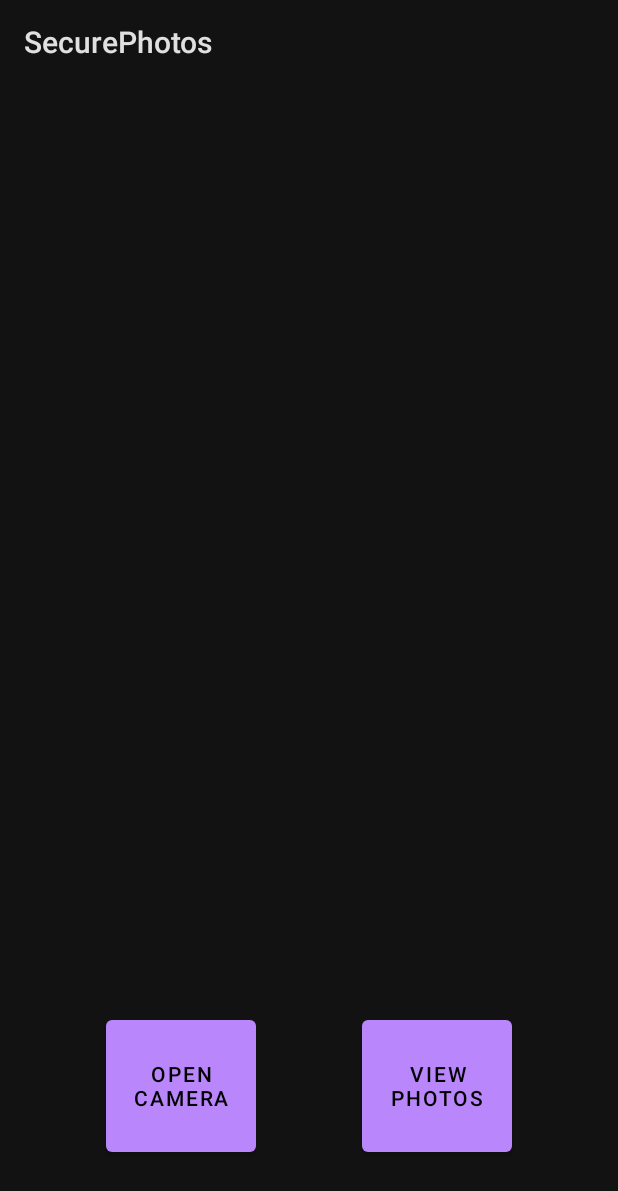
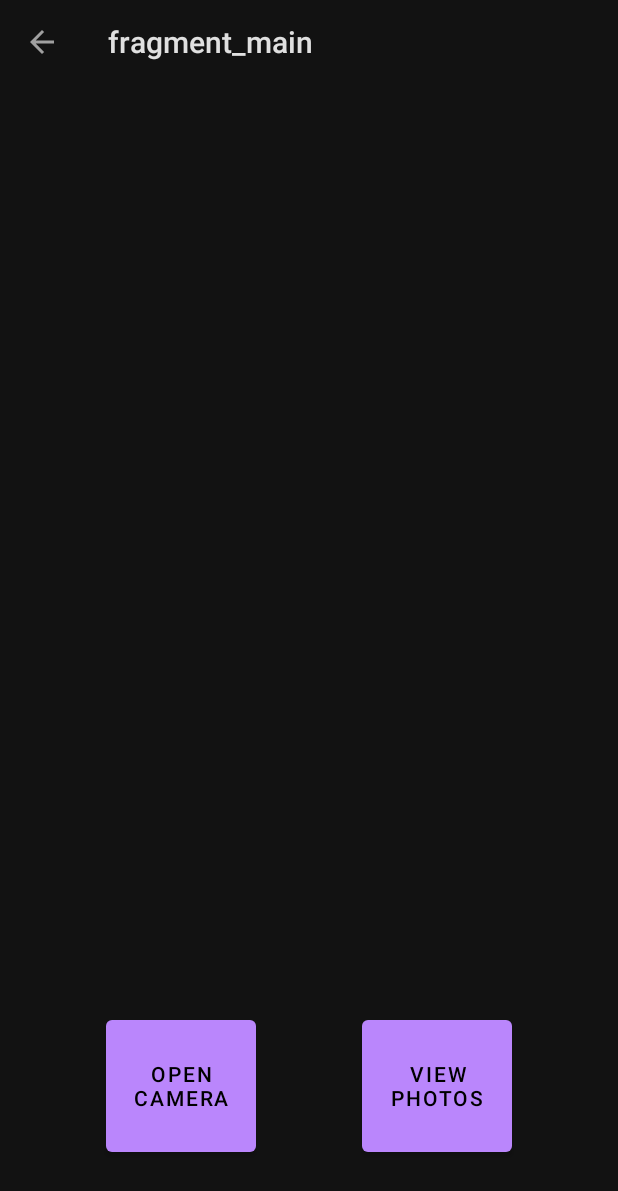
Before and after one commit to remiwaw/securecamera, an Android app: the MainFragment screen opened through its navigation route, on a phone screen of 412 x 824 dp. Shown: the top 1191 px of the screen. Run offline under Robolectric (Android 15) with nearby library versions, the phone set to English and light mode, and no system bars; our stand-ins replace Dagger/Hilt's generated code, navigation-ui, paging; libraries missing offline, so code that uses them is left out: androidx.hilt, androidx.hilt.lifecycle; 1 statement that could not run was skipped.

```diff
--- a/app/src/main/java/com/rwawrzyniak/securephotos/MainActivity.kt
+++ b/app/src/main/java/com/rwawrzyniak/securephotos/MainActivity.kt
@@ -4,23 +4,45 @@ import android.os.Bundle
 import android.os.PersistableBundle
 import androidx.appcompat.app.AppCompatActivity
 import androidx.navigation.NavController
-import androidx.navigation.NavDestination
+import androidx.navigation.findNavController
 import androidx.navigation.fragment.NavHostFragment
+import androidx.navigation.ui.AppBarConfiguration
+import androidx.navigation.ui.NavigationUI
+import androidx.navigation.ui.navigateUp
+import androidx.navigation.ui.setupActionBarWithNavController
 import dagger.hilt.android.AndroidEntryPoint
 import kotlinx.coroutines.ExperimentalCoroutinesApi
+
 
 @ExperimentalCoroutinesApi
 @AndroidEntryPoint
 class MainActivity : AppCompatActivity(R.layout.main_activity){
-	override fun onCreate(savedInstanceState: Bundle?, persistentState: PersistableBundle?) {
-		super.onCreate(savedInstanceState, persistentState)
+	private lateinit var appBarConfiguration: AppBarConfiguration
+
+	override fun onCreate(savedInstanceState: Bundle?) {
+		super.onCreate(savedInstanceState)
+		val navController = getNavController()
+		appBarConfiguration = AppBarConfiguration(navController.graph)
+		setupActionBarWithNavController(navController, appBarConfiguration)
+
 	}
 
 	override fun onResume() {
 		super.onResume()
-		val navHostFragment = supportFragmentManager.findFragmentById(R.id.nav_host_fragment) as NavHostFragment
+		val navController = getNavController()
+		navigateToAppCodeScreenIfNotAlreadyDisplayed(navController)
+	}
+
+	override fun onSupportNavigateUp(): Boolean {
+		return getNavController().navigateUp(appBarConfiguration)
+				|| super.onSupportNavigateUp()
+	}
+
+	private fun getNavController(): NavController {
+		val navHostFragment =
+			supportFragmentManager.findFragmentById(R.id.nav_host_fragment) as NavHostFragment
 		val navController = navHostFragment.navController
-		navigateToAppCodeScreenIfNotAlreadyDisplayed(navController)
+		return navController
 	}
 
 	private fun navigateToAppCodeScreenIfNotAlreadyDisplayed(navController: NavController) {
--- a/app/src/main/java/com/rwawrzyniak/securephotos/MainFragment.kt
+++ b/app/src/main/java/com/rwawrzyniak/securephotos/MainFragment.kt
@@ -4,13 +4,14 @@ import android.os.Bundle
 import android.view.View
 import androidx.fragment.app.Fragment
 import androidx.navigation.fragment.findNavController
+import com.rwawrzyniak.securephotos.core.android.BasicFragment
 import dagger.hilt.android.AndroidEntryPoint
 import kotlinx.android.synthetic.main.fragment_main.*
 import kotlinx.coroutines.ExperimentalCoroutinesApi
 
 @ExperimentalCoroutinesApi
 @AndroidEntryPoint
-class MainFragment : Fragment(R.layout.fragment_main) {
+class MainFragment : BasicFragment(R.layout.fragment_main) {
 
 	override fun onViewCreated(view: View, savedInstanceState: Bundle?) {
 		super.onViewCreated(view, savedInstanceState)
--- a/app/src/main/java/com/rwawrzyniak/securephotos/ui/main/appcode/AppCodeFragment.kt
+++ b/app/src/main/java/com/rwawrzyniak/securephotos/ui/main/appcode/AppCodeFragment.kt
@@ -2,11 +2,13 @@ package com.rwawrzyniak.securephotos.ui.main.appcode
 
 import android.os.Bundle
 import android.view.View
+import androidx.appcompat.app.AppCompatActivity
 import androidx.fragment.app.Fragment
 import androidx.fragment.app.viewModels
 import androidx.lifecycle.lifecycleScope
 import androidx.navigation.fragment.findNavController
 import com.rwawrzyniak.securephotos.R
+import com.rwawrzyniak.securephotos.core.android.BasicFragment
 import com.rwawrzyniak.securephotos.ui.main.appcode.AppCodeViewModel.AppCodeViewAction.SubmitButtonClicked
 import dagger.hilt.android.AndroidEntryPoint
 import kotlinx.android.synthetic.main.fragment_app_code.*
@@ -16,8 +18,17 @@ import kotlinx.coroutines.flow.onEach
 
 @ExperimentalCoroutinesApi
 @AndroidEntryPoint
-class AppCodeFragment : Fragment(R.layout.fragment_app_code) {
+class AppCodeFragment : BasicFragment(R.layout.fragment_app_code) {
 	private val viewModel: AppCodeViewModelImpl by viewModels()
+
+	override fun onResume() {
+		super.onResume()
+		hideBackButton()
+	}
+
+	private fun hideBackButton() {
+		(requireActivity() as AppCompatActivity).supportActionBar?.setDisplayHomeAsUpEnabled(false)
+	}
 
 	override fun onViewCreated(view: View, savedInstanceState: Bundle?) {
 		super.onViewCreated(view, savedInstanceState)
--- a/app/src/main/java/com/rwawrzyniak/securephotos/ui/main/previewphotos/ui/PreviewPhotosFragment.kt
+++ b/app/src/main/java/com/rwawrzyniak/securephotos/ui/main/previewphotos/ui/PreviewPhotosFragment.kt
@@ -14,6 +14,7 @@ import androidx.paging.LoadState
 import androidx.paging.PagingData
 import androidx.recyclerview.widget.StaggeredGridLayoutManager
 import com.rwawrzyniak.securephotos.R
+import com.rwawrzyniak.securephotos.core.android.BasicFragment
 import com.rwawrzyniak.securephotos.ui.main.permissions.PermissionFragment
 import com.rwawrzyniak.securephotos.ui.main.permissions.PermissionFragment.Companion.createAndCommitPermissionFragment
 import com.rwawrzyniak.securephotos.ui.main.previewphotos.datasource.mapper.ImageDto
@@ -24,7 +25,7 @@ import kotlinx.coroutines.flow.*
 
 @ExperimentalCoroutinesApi
 @AndroidEntryPoint
-class PreviewPhotosFragment constructor(private val imagesGridAdapter: ImagesGridAdapter) : Fragment(R.layout.preview_photos_fragment) {
+class PreviewPhotosFragment constructor(private val imagesGridAdapter: ImagesGridAdapter) : BasicFragment(R.layout.preview_photos_fragment) {
 	private val viewModel: PreviewPhotosViewModelImpl by viewModels()
 	private lateinit var andStoragePermissionFragment: PermissionFragment
 
--- a/app/src/main/java/com/rwawrzyniak/securephotos/ui/main/takepicture/ui/TakePictureFragment.kt
+++ b/app/src/main/java/com/rwawrzyniak/securephotos/ui/main/takepicture/ui/TakePictureFragment.kt
@@ -14,6 +14,7 @@ import androidx.fragment.app.viewModels
 import androidx.lifecycle.lifecycleScope
 import androidx.navigation.fragment.findNavController
 import com.rwawrzyniak.securephotos.R
+import com.rwawrzyniak.securephotos.core.android.BasicFragment
 import com.rwawrzyniak.securephotos.ui.main.permissions.PermissionFragment
 import com.rwawrzyniak.securephotos.ui.main.permissions.PermissionFragment.Companion.createAndCommitPermissionFragment
 import com.rwawrzyniak.securephotos.ui.main.takepicture.ui.TakePictureViewModel.TakePhotosViewAction.TakePictureButtonClicked
@@ -27,7 +28,7 @@ import javax.inject.Inject
 
 @ExperimentalCoroutinesApi
 @AndroidEntryPoint
-class TakePictureFragment @Inject constructor(private val startCameraUseCase: StartCameraUseCase) : Fragment(R.layout.take_picture_fragment) {
+class TakePictureFragment @Inject constructor(private val startCameraUseCase: StartCameraUseCase) : BasicFragment(R.layout.take_picture_fragment) {
 
 	private lateinit var container: ConstraintLayout
 	private lateinit var viewFinder: PreviewView
--- /dev/null
+++ b/app/src/main/res/menu/menu.xml
@@ -0,0 +1,5 @@
+<?xml version="1.0" encoding="utf-8"?>
+<menu xmlns:android="http://schemas.android.com/apk/res/android"
+	xmlns:app="http://schemas.android.com/apk/res-auto">
+
+</menu>
--- /dev/null
+++ b/core-android/src/main/java/com/rwawrzyniak/securephotos/core/android/BasicFragment.kt
@@ -0,0 +1,13 @@
+package com.rwawrzyniak.securephotos.core.android
+
+import android.os.Bundle
+import androidx.annotation.LayoutRes
+import androidx.appcompat.app.AppCompatActivity
+import androidx.fragment.app.Fragment
+
+open class BasicFragment(@LayoutRes contentLayoutId: Int) : Fragment(contentLayoutId) {
+	override fun onCreate(savedInstanceState: Bundle?) {
+		super.onCreate(savedInstanceState)
+		(requireActivity() as AppCompatActivity).supportActionBar?.setDisplayHomeAsUpEnabled(true)
+	}
+}
```
